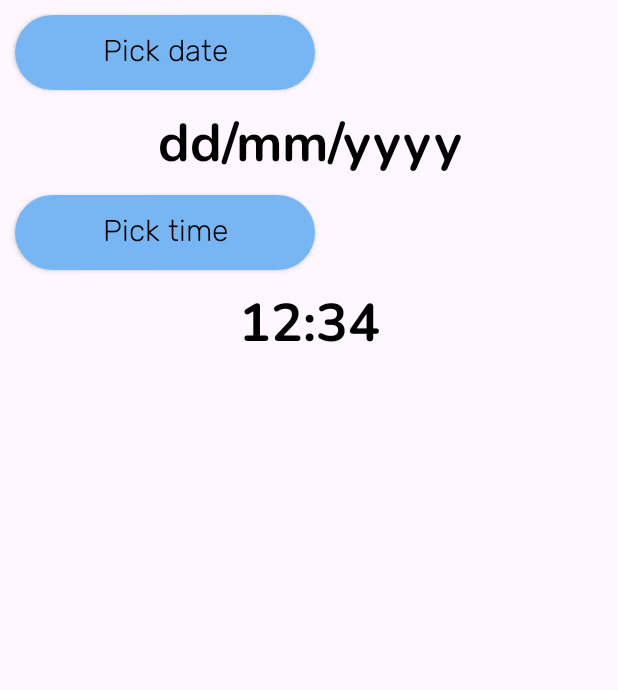
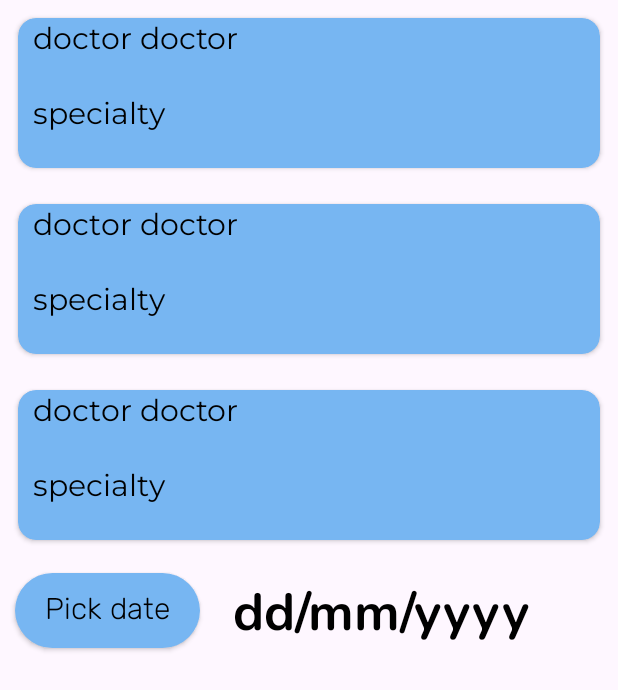
Before and after one commit to DanielBenAvi/HealthManagementOrganization, an Android app: the layout fragment_new_appointment.xml on its own in the app's theme, with its tools: preview values and no code run, on a phone screen of 412 x 824 dp. Shown: the top 690 px of the screen. Run offline under Robolectric (Android 15) with nearby library versions, the phone set to English and light mode, and no system bars; Roboto replaces fonts that are not available here.

Commit message:
TODO - add new time picker TODO - add new Appointment TODO - add recycleView to doctors and Appointment
Update:
1. added new Appointment recycleView
2. grab a doctors from db

```diff
--- a/app/src/main/java/com/example/healthmanagementorganization/DoctorActivity.java
+++ b/app/src/main/java/com/example/healthmanagementorganization/DoctorActivity.java
@@ -73,7 +73,7 @@ public class DoctorActivity extends AppCompatActivity {
         doc_ACTV_title = findViewById(R.id.doc_ACTV_title);
 
         doctorInfoFragment = new DoctorInfoFragment();
-        doctorInfoFragment.setFragmentCallback(doctorInfoFragment_Callback);
+        doctorInfoFragment.setCallback(doctorInfoFragment_Callback);
         doctorMainFragment = new DoctorMainFragment();
     }
 
--- a/app/src/main/java/com/example/healthmanagementorganization/Fragments/Doctor/DoctorInfoFragment_Callback.java
+++ b/app/src/main/java/com/example/healthmanagementorganization/Fragments/Doctor/DoctorInfoFragment_Callback.java
@@ -1,5 +1,7 @@
 package com.example.healthmanagementorganization.Fragments.Doctor;
 
-public interface DoctorInfoFragment_Callback {
+import com.example.healthmanagementorganization.General.Callback_interface;
+
+public interface DoctorInfoFragment_Callback extends Callback_interface {
     void logOut();
 }
--- a/app/src/main/java/com/example/healthmanagementorganization/Fragments/Patient/PatientInfoFragment_Callback.java
+++ b/app/src/main/java/com/example/healthmanagementorganization/Fragments/Patient/PatientInfoFragment_Callback.java
@@ -1,5 +1,7 @@
 package com.example.healthmanagementorganization.Fragments.Patient;
 
-public interface PatientInfoFragment_Callback {
+import com.example.healthmanagementorganization.General.Callback_interface;
+
+public interface PatientInfoFragment_Callback extends Callback_interface {
     void logout();
 }
--- /dev/null
+++ b/app/src/main/java/com/example/healthmanagementorganization/General/Callback_interface.java
@@ -0,0 +1,4 @@
+package com.example.healthmanagementorganization.General;
+
+public interface Callback_interface {
+}
--- a/app/src/main/java/com/example/healthmanagementorganization/Model/General.java
+++ b/app/src/main/java/com/example/healthmanagementorganization/General/General.java
@@ -1,4 +1,4 @@
-package com.example.healthmanagementorganization.Model;
+package com.example.healthmanagementorganization.General;
 
 import androidx.fragment.app.Fragment;
 
--- a/app/src/main/java/com/example/healthmanagementorganization/Model/Person/Doctor.java
+++ b/app/src/main/java/com/example/healthmanagementorganization/Model/Person/Doctor.java
@@ -1,6 +1,4 @@
 package com.example.healthmanagementorganization.Model.Person;
-
-import android.util.Log;
 
 import com.example.healthmanagementorganization.Model.DataBase;
 import com.google.firebase.database.DatabaseReference;
--- a/app/src/main/java/com/example/healthmanagementorganization/Model/Person/Patient.java
+++ b/app/src/main/java/com/example/healthmanagementorganization/Model/Person/Patient.java
@@ -27,5 +27,4 @@ public class Patient extends Person implements DataBase {
     }
 
 
-
 }
--- a/app/src/main/java/com/example/healthmanagementorganization/PatientActivity.java
+++ b/app/src/main/java/com/example/healthmanagementorganization/PatientActivity.java
@@ -105,7 +105,7 @@ public class PatientActivity extends AppCompatActivity {
 
         newAppointmentFragment = new NewAppointmentFragment();
         patientInfoFragment = new PatientInfoFragment();
-        patientInfoFragment.setFragmentCallback(patientInfoFragment_callback);
+        patientInfoFragment.setCallback(patientInfoFragment_callback);
         patientMainFragment = new PatientMainFragment();
     }
 }
--- /dev/null
+++ b/app/src/main/res/layout/doctor_item.xml
@@ -0,0 +1,31 @@
+<?xml version="1.0" encoding="utf-8"?>
+<androidx.cardview.widget.CardView xmlns:android="http://schemas.android.com/apk/res/android"
+    xmlns:app="http://schemas.android.com/apk/res-auto"
+    android:layout_width="match_parent"
+    android:layout_height="100dp"
+    android:backgroundTint="@color/blue"
+    app:cardCornerRadius="12dp"
+    android:layout_margin="12dp">
+
+    <RelativeLayout
+        android:layout_width="match_parent"
+        android:layout_height="match_parent">
+
+
+        <androidx.appcompat.widget.AppCompatTextView
+            android:id="@+id/item_doctor_ACTV_name"
+            style="@style/Text"
+            android:layout_width="match_parent"
+            android:layout_height="50dp"
+            android:text="doctor doctor" />
+
+        <androidx.appcompat.widget.AppCompatTextView
+            android:id="@+id/item_doctor_ACTV_specialty"
+            style="@style/Text"
+            android:layout_width="match_parent"
+            android:layout_height="50dp"
+            android:layout_below="@id/item_doctor_ACTV_name"
+            android:text="specialty" />
+    </RelativeLayout>
+
+</androidx.cardview.widget.CardView>
--- a/app/src/main/res/layout/fragment_new_appointment.xml
+++ b/app/src/main/res/layout/fragment_new_appointment.xml
@@ -1,15 +1,29 @@
 <?xml version="1.0" encoding="utf-8"?>
-<RelativeLayout xmlns:android="http://schemas.android.com/apk/res/android"
+<LinearLayout xmlns:android="http://schemas.android.com/apk/res/android"
     xmlns:tools="http://schemas.android.com/tools"
     android:layout_width="match_parent"
-    android:layout_height="match_parent"
+    android:layout_height="wrap_content"
+    android:orientation="vertical"
     tools:context=".Fragments.Patient.NewAppointmentFragment">
 
+    <androidx.recyclerview.widget.RecyclerView
+        android:id="@+id/newapp_RV_doctors"
+        android:layout_width="match_parent"
+        android:layout_height="0dp"
+        android:layout_weight="1"
+        tools:listitem="@layout/doctor_item" />
+
+
+    <LinearLayout
+        android:id="@+id/linear"
+        android:layout_width="wrap_content"
+        android:layout_height="wrap_content"
+        android:orientation="horizontal">
 
         <androidx.appcompat.widget.AppCompatButton
             android:id="@+id/newapp_ACBTN_date"
             style="@style/Button"
-        android:layout_width="200dp"
+            android:layout_width="wrap_content"
             android:layout_height="50dp"
             android:text="@string/pick_date" />
 
@@ -17,28 +31,10 @@
         <androidx.appcompat.widget.AppCompatTextView
             android:id="@+id/newapp_ACTV_date"
             style="@style/Headline"
-        android:layout_width="match_parent"
+            android:layout_width="200dp"
             android:layout_height="50dp"
-        android:layout_below="@id/newapp_ACBTN_date"
             android:text="@string/dd_mm_yyyy" />
 
+    </LinearLayout>
 
-    <androidx.appcompat.widget.AppCompatButton
-        android:id="@+id/newapp_ACBTN_time"
-        style="@style/Button"
-        android:layout_width="200dp"
-        android:layout_height="50dp"
-        android:layout_below="@id/newapp_ACTV_date"
-        android:text="@string/pick_time" />
-
-
-    <androidx.appcompat.widget.AppCompatTextView
-        android:id="@+id/newapp_ACTV_time"
-        style="@style/Headline"
-        android:layout_width="match_parent"
-        android:layout_height="50dp"
-        android:layout_below="@id/newapp_ACBTN_time"
-        android:text="@string/_12_34" />
-
-
-</RelativeLayout>
+</LinearLayout>
--- a/app/src/main/res/values/styles.xml
+++ b/app/src/main/res/values/styles.xml
@@ -5,6 +5,7 @@
         <item name="android:textColor">@color/black</item>
         <item name="autoSizeTextType">uniform</item>
         <item name="autoSizeMaxTextSize">40sp</item>
+        <item name="android:layout_margin">10dp</item>
         <item name="android:fontFamily">@font/nunito_bold</item>
 
 
```
Also changed, not shown: app/src/main/java/com/example/healthmanagementorganization/Fragments/Doctor/DoctorInfoFragment.java (+9 -4 lines), app/src/main/java/com/example/healthmanagementorganization/Fragments/Patient/NewAppointmentFragment.java (+72 -8 lines), app/src/main/java/com/example/healthmanagementorganization/Fragments/Patient/PatientInfoFragment.java (+7 -3 lines), app/src/main/java/com/example/healthmanagementorganization/General/Fragment_interface.java (added, +7 -0 lines), app/src/main/java/com/example/healthmanagementorganization/Model/Appointment.java (+5 -21 lines), app/src/main/java/com/example/healthmanagementorganization/Model/Person/MedicalIssue.java (deleted, +0 -17 lines), app/src/main/java/com/example/healthmanagementorganization/Model/Person/Person.java (+7 -12 lines), app/src/main/java/com/example/healthmanagementorganization/Recyclerviews/RV_doctor_adapter.java (added, +75 -0 lines), app/src/main/java/com/example/healthmanagementorganization/Recyclerviews/RV_doctor_callback.java (added, +7 -0 lines). Lines whose indentation alone changed are shown as unchanged.
